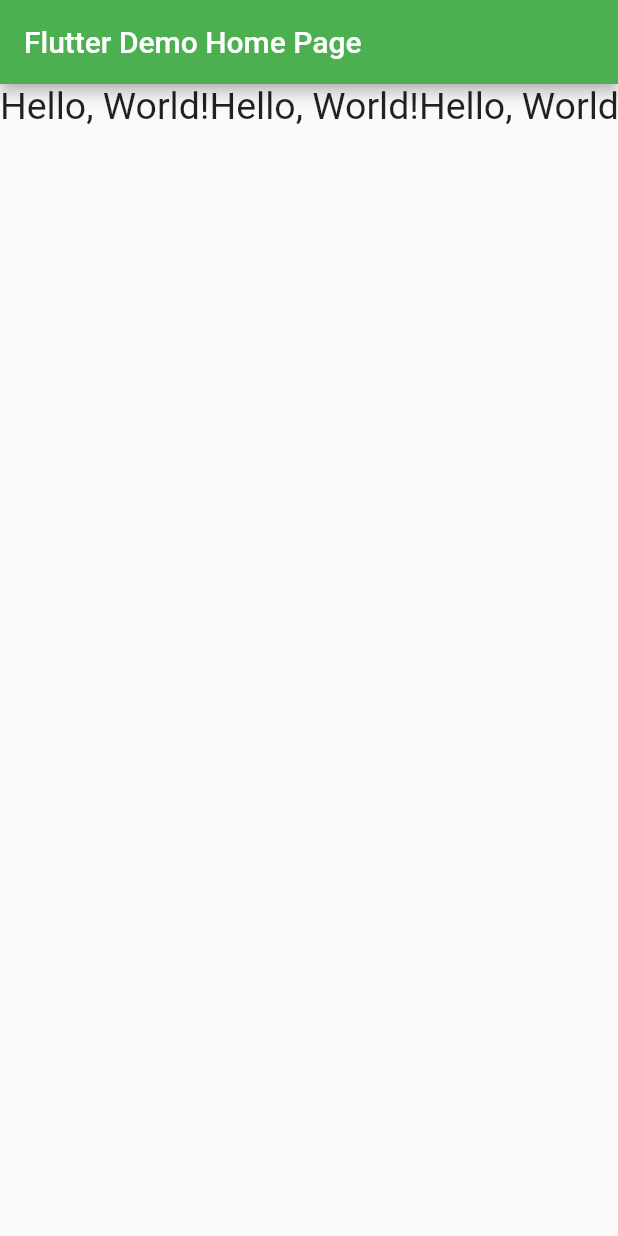
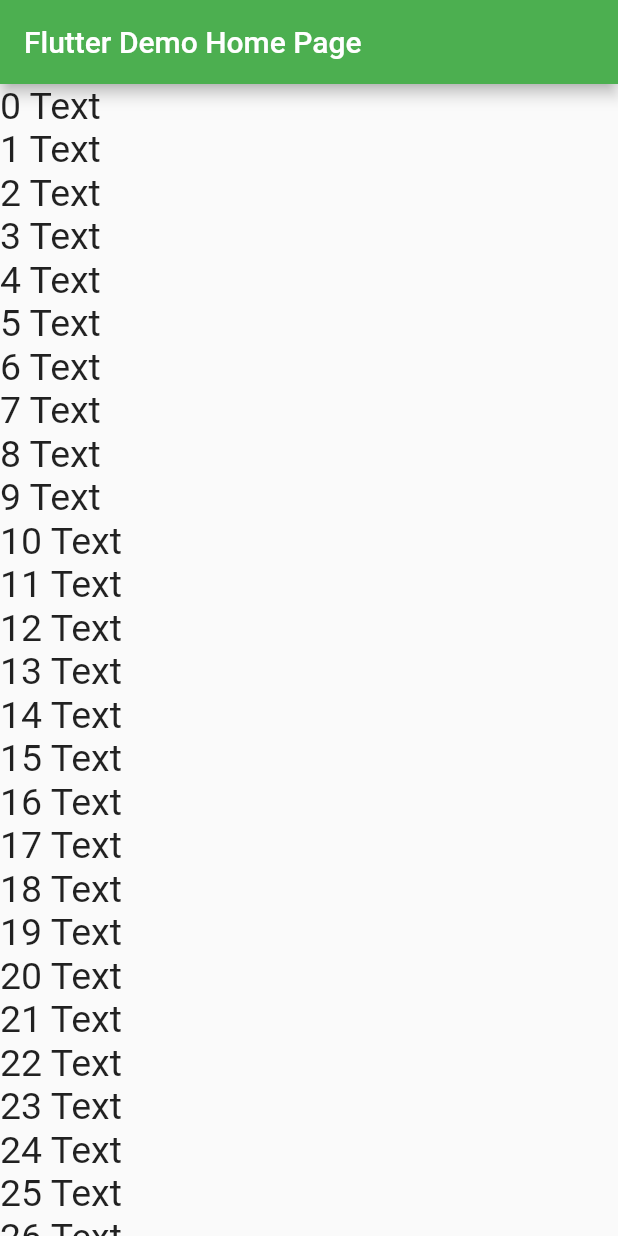
Before and after one commit to ireneeming/flutter_basic_01, a Flutter app: the screen it shows after launch, on a phone screen of 412 x 824 dp. Run offline on Flutter 3.47's test engine with Material 2 defaults, Android fonts, the phone set to English and light mode, and no system bars.

```diff
--- a/lib/main.dart
+++ b/lib/main.dart
@@ -42,9 +42,9 @@ class MyHomePage extends StatelessWidget {
 
   @override
   Widget build(BuildContext context) {
-    for (var i = 0; i < 50; i++) {
-      myChildren.add(Text('Hello, World!', style: TextStyle(fontSize: 25)));
-    }
+    // for (var i = 0; i < 50; i++) {
+    //   myChildren.add(Text('Hello, World!', style: TextStyle(fontSize: 25)));
+    // }
     return Scaffold(
         // Scaffold() 위젯. 앱 화면이 기본적으로 갖추고 있는 기능들을 선언해 놓은 위젯.
         appBar: AppBar(
@@ -53,15 +53,12 @@ class MyHomePage extends StatelessWidget {
           ),
         ),
         body: Center(
-            // child: Column(
-            //   mainAxisAlignment:
-            //       MainAxisAlignment.center, // flex 사용하여 justify-content 정렬방법과 비슷
-            //   children: myChildren,
-            // ),
-            child: ListView(
-          scrollDirection: Axis
-              .horizontal, // scrollDirection 프로퍼티를 사용하면 쉽게 방향을 설정할 수 있다. Axis.horizontal를 쓰면 row를 대체하는 방법으로 쓸 수 있음.
-          children: myChildren,
-        )));
+          child: ListView.builder(
+            itemCount: 50,
+            itemBuilder: (BuildContext context, int index) {
+              return Text('$index' + ' Text', style: TextStyle(fontSize: 25));
+            }, // builder라는 함수를 활용해서 ListView 만들기
+          ),
+        ));
   }
 }
```
